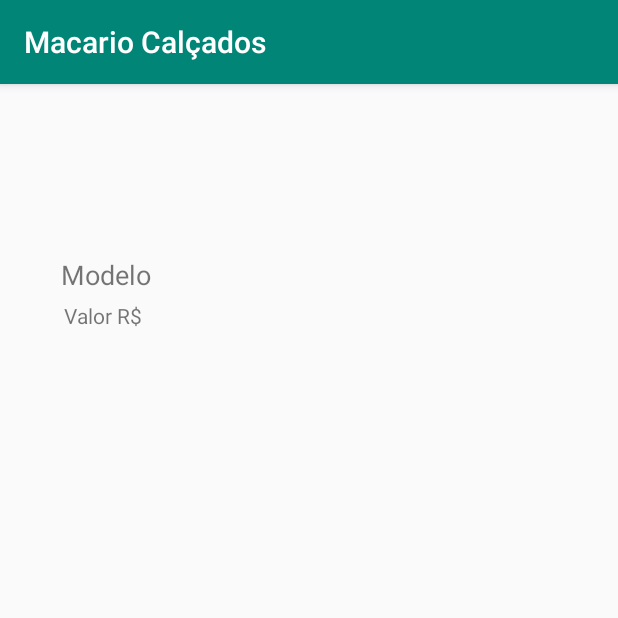
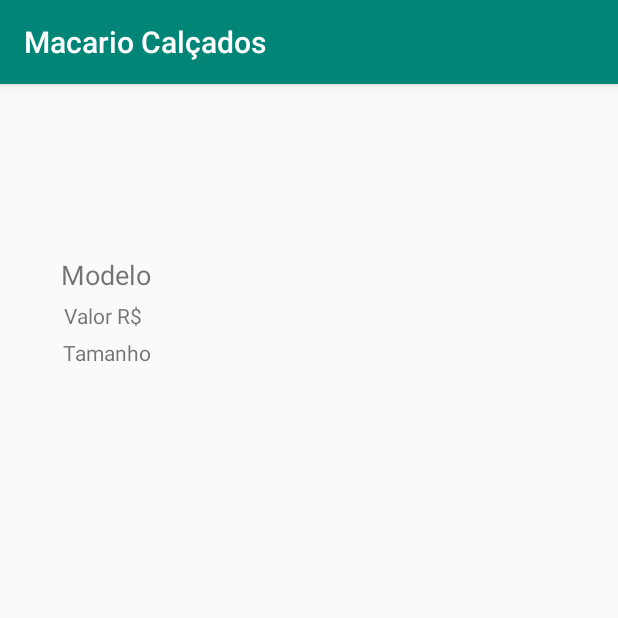
Before and after one commit to JoseanMarcell/MacarioCalcados, an Android app: the imgSapatos screen opened directly, with no data from a screen before it, on a phone screen of 412 x 824 dp, the top half of it. Run offline under Robolectric (Android 15) with nearby library versions, the phone set to English and light mode, and no system bars.

```diff
--- /dev/null
+++ b/app/src/main/res/layout/activity_feminino.xml
@@ -0,0 +1,6 @@
+<?xml version="1.0" encoding="utf-8"?>
+<LinearLayout xmlns:android="http://schemas.android.com/apk/res/android"
+    android:orientation="vertical" android:layout_width="match_parent"
+    android:layout_height="match_parent">
+
+</LinearLayout>
--- a/app/src/main/res/layout/activity_img_sapatos.xml
+++ b/app/src/main/res/layout/activity_img_sapatos.xml
@@ -7,8 +7,8 @@
     tools:context=".imgSapatos">
 
     <LinearLayout
-        android:layout_width="142dp"
-        android:layout_height="170dp"
+        android:layout_width="wrap_content"
+        android:layout_height="196dp"
         android:layout_weight="0"
         android:orientation="vertical">
 
@@ -43,6 +43,17 @@
             android:textAlignment="center"
             android:textSize="14sp" />
 
+        <TextView
+            android:id="@+id/textView"
+            android:layout_width="match_parent"
+            android:layout_height="wrap_content"
+            android:layout_marginLeft="10dp"
+            android:layout_marginTop="5dp"
+            android:layout_marginRight="10dp"
+            android:layout_weight="0"
+            android:text="Tamanho"
+            android:textAlignment="center" />
+
     </LinearLayout>
 
 </LinearLayout>
--- /dev/null
+++ b/app/src/main/res/layout/activity_infantil.xml
@@ -0,0 +1,6 @@
+<?xml version="1.0" encoding="utf-8"?>
+<LinearLayout xmlns:android="http://schemas.android.com/apk/res/android"
+    android:orientation="vertical" android:layout_width="match_parent"
+    android:layout_height="match_parent">
+
+</LinearLayout>
--- /dev/null
+++ b/app/src/main/res/layout/activity_masculino.xml
@@ -0,0 +1,6 @@
+<?xml version="1.0" encoding="utf-8"?>
+<LinearLayout xmlns:android="http://schemas.android.com/apk/res/android"
+    android:orientation="vertical" android:layout_width="match_parent"
+    android:layout_height="match_parent">
+
+</LinearLayout>
```
Also changed, not shown: app/src/main/java/senac/macariocalcados/MainActivity.java (+30 -0 lines), app/src/main/res/drawable/ic_search_black_24dp.xml (added, +9 -0 lines), app/src/main/res/layout/activity_main.xml (+9 -5 lines), app/src/main/res/menu/pesquisarbar.xml (added, +13 -0 lines).
